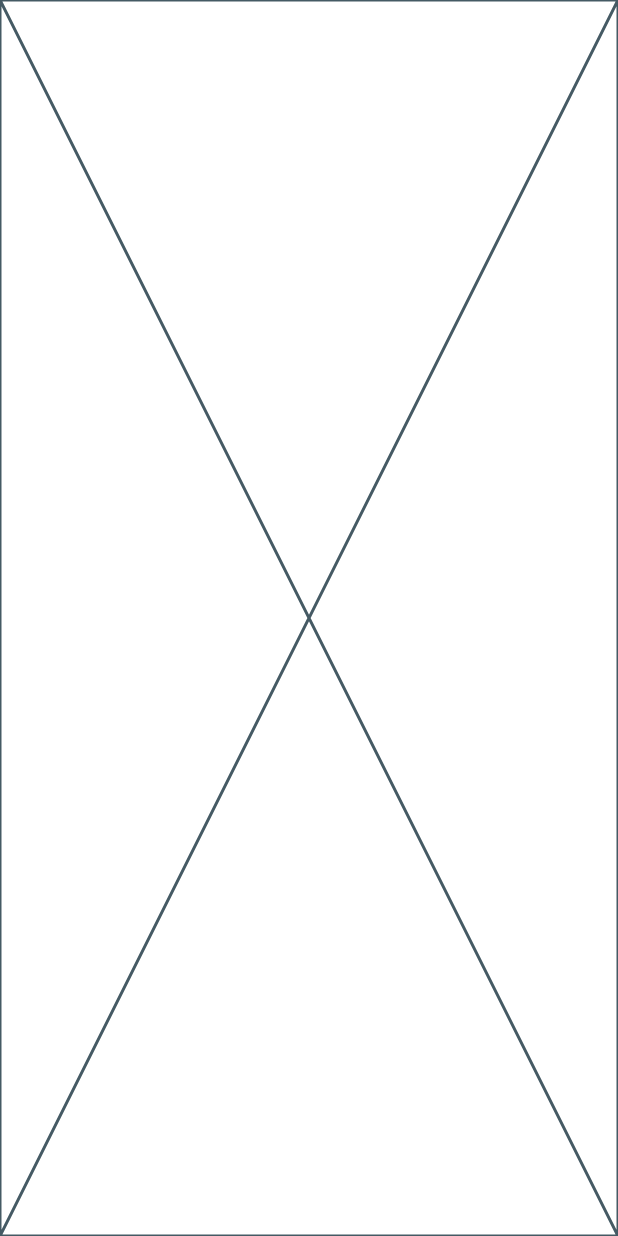
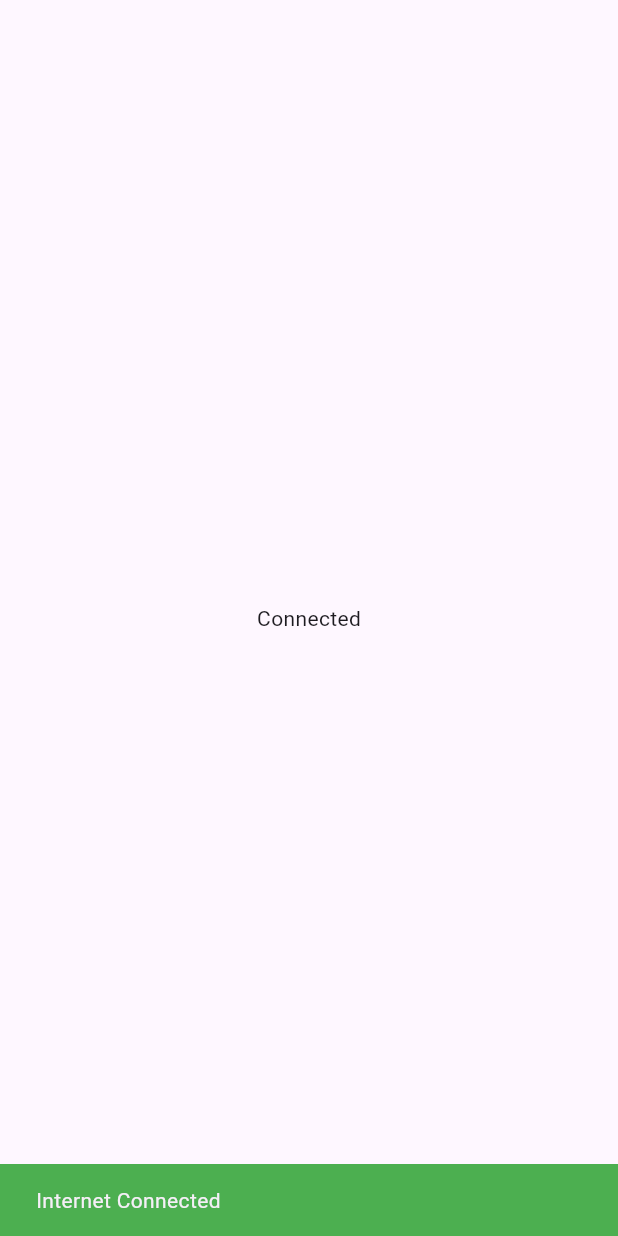
Before and after one commit to CAGAR-1/Bloc_Pattern, a Flutter app: the first screen one second after launch, on a phone screen of 412 x 824 dp. Run offline on Flutter 3.47's test engine with Material 2 defaults, Android fonts, the phone set to English and light mode, and no system bars; our stand-ins replace bloc, connectivity, flutter_bloc.

```diff
--- a/lib/home/bloc/internet_bloc.dart
+++ b/lib/home/bloc/internet_bloc.dart
@@ -2,20 +2,22 @@ import 'dart:async';
 
 import 'package:bloc/bloc.dart';
 import 'package:connectivity/connectivity.dart';
+import 'package:flutter/material.dart';
 import 'package:meta/meta.dart';
 
 part 'internet_event.dart';
 part 'internet_state.dart';
 
 class InternetBloc extends Bloc<InternetEvent, InternetState> {
-  Connectivity _connectivity = Connectivity();
+  Connectivity connectivity = Connectivity();
   StreamSubscription? connectivitySubscription;
 
   InternetBloc() : super(InternetInitial()) {
-    on<InternetLossEvent>(internetLossEvent);
-    on<InternetGainedEvent>(internetGainedEvent);
+    on<InternetLossEvent>((event, emit) => emit(InternetLostState()));
+    on<InternetGainedEvent>((event, emit) => emit(InternetGainedState()));
+
     connectivitySubscription =
-        _connectivity.onConnectivityChanged.listen((result) {
+        connectivity.onConnectivityChanged.listen((result) {
       if (result == ConnectivityResult.mobile ||
           result == ConnectivityResult.wifi) {
         add(InternetGainedEvent());
@@ -25,15 +27,15 @@ class InternetBloc extends Bloc<InternetEvent, InternetState> {
     });
   }
 
-  FutureOr<void> internetLossEvent(
-      InternetLossEvent event, Emitter<InternetState> emit) {
-    emit(InternetLostState());
-  }
+  // FutureOr<void> internetLossEvent(
+  //     InternetLossEvent event, Emitter<InternetState> emit) {
+  //   emit(InternetLostState());
+  // }
 
-  FutureOr<void> internetGainedEvent(
-      InternetGainedEvent event, Emitter<InternetState> emit) {
-    emit(InternetGainedState());
-  }
+  // FutureOr<void> internetGainedEvent(
+  //     InternetGainedEvent event, Emitter<InternetState> emit) {
+  //   emit(InternetGainedState());
+  // }
 
   @override
   Future<void> close() {
--- a/lib/home/bloc/internet_state.dart
+++ b/lib/home/bloc/internet_state.dart
@@ -7,4 +7,6 @@ class InternetInitial extends InternetState {}
 
 class InternetLostState extends InternetState {}
 
-class InternetGainedState extends InternetState {}
+class InternetGainedState extends InternetState {
+
+}
--- a/lib/home/presentation/home_screen.dart
+++ b/lib/home/presentation/home_screen.dart
@@ -1,10 +1,49 @@
 import 'package:flutter/material.dart';
+import 'package:flutter_application_1/home/bloc/internet_bloc.dart';
+import 'package:flutter_bloc/flutter_bloc.dart';
 
 class HomeScreen extends StatelessWidget {
   const HomeScreen({super.key});
 
   @override
   Widget build(BuildContext context) {
-    return const Placeholder();
+    return Scaffold(
+      body: SafeArea(
+        child: Center(
+          child: BlocConsumer<InternetBloc, InternetState>(
+            listener: (context, state) {
+              if (state is InternetGainedState) {
+                ScaffoldMessenger.of(context).showSnackBar(SnackBar(
+                  content: Text("Internet Connected"),
+                  backgroundColor: Colors.green,
+                ));
+              } else if (state is InternetLostState) {
+                ScaffoldMessenger.of(context).showSnackBar(SnackBar(
+                  content: Text("Not Connected"),
+                  backgroundColor: Colors.red,
+                ));
+              }
+            },
+            builder: (context, state) {
+              if (state is InternetGainedState) {
+                return Text("Connected");
+              } else if (state is InternetLostState) {
+                return Text("Not Connected");
+              } else {
+                return CircularProgressIndicator();
+              }
+            },
+          ),
+        ),
+
+        //   child: Center(
+        //   child: BlocBuilder<InternetBloc, InternetState>(
+        //     builder: (context, state) {
+        //
+        //     },
+        //   ),
+        // )
+      ),
+    );
   }
 }
--- a/lib/main.dart
+++ b/lib/main.dart
@@ -1,5 +1,7 @@
 import 'package:flutter/material.dart';
+import 'package:flutter_application_1/home/bloc/internet_bloc.dart';
 import 'package:flutter_application_1/home/presentation/home_screen.dart';
+import 'package:flutter_bloc/flutter_bloc.dart';
 
 void main() {
   runApp(const MyApp());
@@ -8,16 +10,18 @@ void main() {
 class MyApp extends StatelessWidget {
   const MyApp({super.key});
 
-  // This widget is the root of your application.
   @override
   Widget build(BuildContext context) {
-    return MaterialApp(
-      title: 'Flutter Demo',
-      theme: ThemeData(
-        colorScheme: ColorScheme.fromSeed(seedColor: Colors.deepPurple),
-        useMaterial3: true,
+    return BlocProvider(
+      create: (context) => InternetBloc(),
+      child: MaterialApp(
+        title: 'Flutter Demo',
+        theme: ThemeData(
+          colorScheme: ColorScheme.fromSeed(seedColor: Colors.deepPurple),
+          useMaterial3: true,
+        ),
+        home:  HomeScreen(),
       ),
-      home: const HomeScreen(),
     );
   }
 }
```
